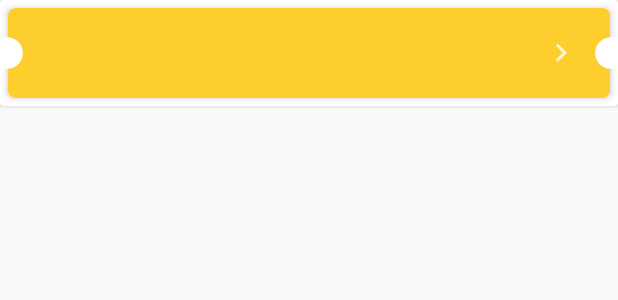
After one commit to RizkiKarianata/smk-coding-covid-app, an Android app: the layout covid_provinces_item.xml on its own in the app's theme, with its tools: preview values and no code run, on a phone screen of 412 x 824 dp. The commit adds this screen. Shown: the top 300 px of the screen. Run offline under Robolectric (Android 15) with nearby library versions, the phone set to English and light mode, and no system bars; Roboto replaces fonts that are not available here.

Commit message:
Update Covid Provinces

```diff
--- /dev/null
+++ b/app/src/main/java/com/example/challenge2/item/CovidProvinces.kt
@@ -0,0 +1,6 @@
+package com.example.challenge2.item
+
+
+import com.google.gson.annotations.SerializedName
+
+class CovidProvinces : ArrayList<CovidProvincesItem>()
--- /dev/null
+++ b/app/src/main/res/layout/covid_provinces_item.xml
@@ -0,0 +1,108 @@
+<?xml version="1.0" encoding="utf-8"?>
+<androidx.cardview.widget.CardView
+    xmlns:android="http://schemas.android.com/apk/res/android"
+    xmlns:tools="http://schemas.android.com/tools"
+    xmlns:app="http://schemas.android.com/apk/res-auto"
+    android:layout_width="match_parent"
+    android:layout_height="wrap_content">
+    <FrameLayout
+        android:layout_width="match_parent"
+        android:layout_height="wrap_content">
+
+        <RelativeLayout
+            android:layout_width="match_parent"
+            android:layout_height="match_parent"
+            android:orientation="vertical">
+
+            <androidx.cardview.widget.CardView
+                android:id="@+id/card_data"
+                android:layout_width="match_parent"
+                android:layout_height="60dp"
+                android:layout_margin="5dp"
+                app:cardBackgroundColor="@color/colorPrimary"
+                app:cardCornerRadius="5dp"
+                app:cardElevation="3dp">
+
+                <RelativeLayout
+                    android:layout_width="match_parent"
+                    android:layout_height="wrap_content"
+                    android:layout_gravity="center_vertical"
+                    android:layout_marginStart="10dp">
+
+                    <RelativeLayout
+                        android:layout_width="wrap_content"
+                        android:layout_height="wrap_content"
+                        android:padding="5dp"
+                        tools:ignore="UselessParent">
+
+                        <TextView
+                            android:id="@+id/txtProvinces"
+                            android:layout_width="wrap_content"
+                            android:layout_height="wrap_content"
+                            android:layout_marginStart="10dp"
+                            android:textAppearance="@style/Base.TextAppearance.AppCompat.Small"
+                            android:textColor="@color/colorWhite"
+                            android:textSize="16sp"
+                            android:textStyle="bold"
+                            tools:ignore="RelativeOverlap" />
+
+                        <TextView
+                            android:id="@+id/txtLastUpdate"
+                            android:layout_width="wrap_content"
+                            android:layout_height="wrap_content"
+                            android:layout_below="@id/txtProvinces"
+                            android:layout_marginStart="10dp"
+                            android:textAppearance="@style/Base.TextAppearance.AppCompat.Small"
+                            android:textColor="@color/colorWhite"
+                            android:textSize="14sp" />
+
+                        <ImageView
+                            android:layout_width="wrap_content"
+                            android:layout_height="wrap_content"
+                            android:layout_alignParentEnd="true"
+                            android:layout_centerVertical="true"
+                            android:layout_marginEnd="15dp"
+                            android:src="@drawable/ic_arrow"
+                            android:tint="@color/colorWhite"
+                            android:contentDescription="@string/logo_panah" />
+
+                    </RelativeLayout>
+
+                </RelativeLayout>
+
+            </androidx.cardview.widget.CardView>
+
+        </RelativeLayout>
+
+        <LinearLayout
+            android:layout_width="25dp"
+            android:layout_height="25dp"
+            android:layout_gravity="start|center"
+            android:layout_marginStart="-8dp"
+            android:background="@drawable/ic_circle_white"
+            android:gravity="center">
+
+            <ImageView
+                android:layout_width="wrap_content"
+                android:layout_height="wrap_content"
+                android:contentDescription="@string/kiri" />
+
+        </LinearLayout>
+
+        <LinearLayout
+            android:layout_width="25dp"
+            android:layout_height="25dp"
+            android:layout_gravity="end|center"
+            android:layout_marginEnd="-8dp"
+            android:background="@drawable/ic_circle_white"
+            android:gravity="center">
+
+            <ImageView
+                android:layout_width="wrap_content"
+                android:layout_height="wrap_content"
+                android:contentDescription="@string/kanan" />
+
+        </LinearLayout>
+
+    </FrameLayout>
+</androidx.cardview.widget.CardView>
--- a/app/src/main/res/layout/fragment_country.xml
+++ b/app/src/main/res/layout/fragment_country.xml
@@ -13,7 +13,8 @@
         <RelativeLayout
             android:layout_width="match_parent"
             android:layout_height="match_parent"
-            android:layout_marginTop="10dp">
+            android:layout_marginTop="10dp"
+            tools:ignore="UselessParent">
 
             <androidx.recyclerview.widget.RecyclerView
                 android:id="@+id/listCovidCountry"
```
Also changed, not shown: app/src/main/java/com/example/challenge2/adapter/CovidProvincesAdapter.kt (added, +39 -0 lines), app/src/main/java/com/example/challenge2/api/ProvincesService.kt (added, +10 -0 lines), app/src/main/java/com/example/challenge2/item/AttributesX.kt (added, +19 -0 lines), app/src/main/java/com/example/challenge2/item/CovidProvincesItem.kt (added, +9 -0 lines), app/src/main/res/layout/fragment_provinces.xml (+18 -6 lines).
